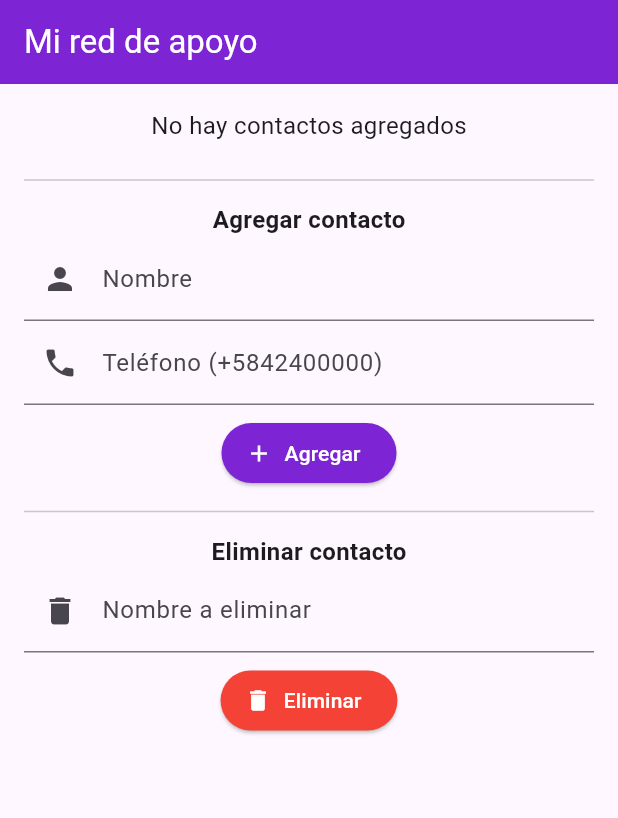
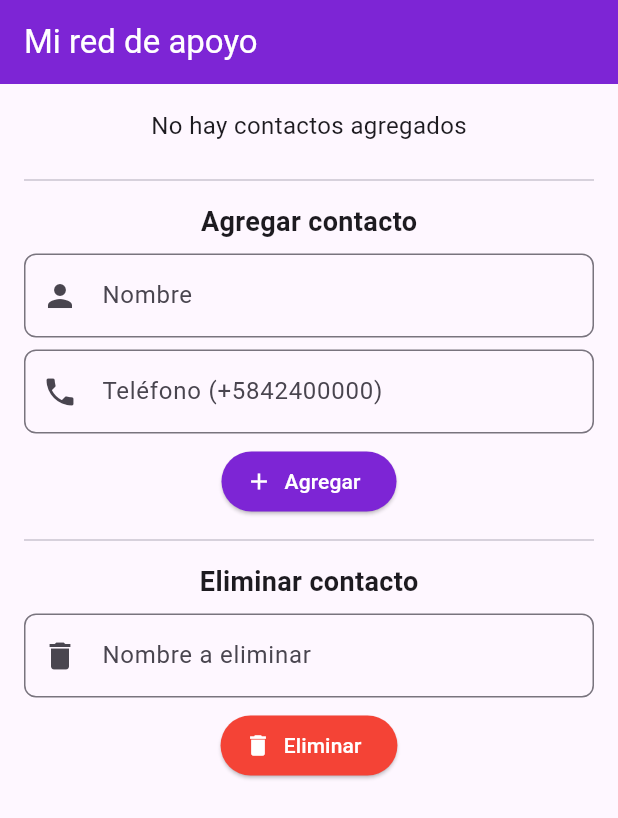
Before and after one commit to EndersonCh/contigo_aplicativo, a Flutter app: the GestionredScreen screen opened directly, on a phone screen of 412 x 824 dp. Shown: the top 818 px of the screen. Run offline on Flutter 3.47's test engine with Material 3 defaults, Android fonts, the phone set to English and light mode, and no system bars; our stand-ins replace carousel_slider, flutter_blue_plus, flutter_dotenv, flutter_secure_storage, geolocator, permission_handler and 1 more; missing offline and left inert: flutter_foreground_task; accounts and stored records are empty.

Commit message:
modificacion en gestion de red

```diff
--- a/lib/screens/gestionRed_screen.dart
+++ b/lib/screens/gestionRed_screen.dart
@@ -67,8 +67,10 @@ class _GestionredScreenState extends State<GestionredScreen> {
 
     final regexTelefono = RegExp(r'^\+\d{10,15}$');
     if (!regexTelefono.hasMatch(telefono)) {
-      setState(() => _mensajeError =
-          "Formato de telefono invalido. Ejemplo: +584246666666");
+      setState(
+        () => _mensajeError =
+            "Formato de telefono invalido. Ejemplo: +584246666666",
+      );
       return;
     }
 
@@ -132,8 +134,9 @@ class _GestionredScreenState extends State<GestionredScreen> {
     return Scaffold(
       resizeToAvoidBottomInset: true, // Ajusta pantalla cuando aparece teclado
       appBar: AppBar(
-        title: const Text("Mi red de apoyo",
-        style: TextStyle(color:Colors.white),
+        title: const Text(
+          "Mi red de apoyo",
+          style: TextStyle(color: Colors.white),
         ),
         backgroundColor: Color.fromARGB(255, 125, 37, 213),
       ),
@@ -159,7 +162,9 @@ class _GestionredScreenState extends State<GestionredScreen> {
                       return Card(
                         elevation: 2,
                         margin: const EdgeInsets.symmetric(
-                                vertical: 6, horizontal: 4),
+                          vertical: 6,
+                          horizontal: 4,
+                        ),
                         child: ListTile(
                           leading: const CircleAvatar(
                             backgroundColor: Color.fromARGB(255, 125, 37, 213),
@@ -167,8 +172,7 @@ class _GestionredScreenState extends State<GestionredScreen> {
                           ),
                           title: Text(
                             contacto['nombre'],
-                                style: const TextStyle(
-                                    fontWeight: FontWeight.bold),
+                            style: const TextStyle(fontWeight: FontWeight.bold),
                           ),
                           subtitle: Text(contacto['telefono']),
                         ),
@@ -184,20 +188,28 @@ class _GestionredScreenState extends State<GestionredScreen> {
             const Divider(height: 30),
             const Text(
               "Agregar contacto",
-              style: TextStyle(fontWeight: FontWeight.bold, fontSize: 16),
+              style: TextStyle(fontWeight: FontWeight.bold, fontSize: 18),
             ),
+            const SizedBox(height: 8),
             TextField(
               controller: nombreContactoControl,
               decoration: const InputDecoration(
                 labelText: 'Nombre',
                 prefixIcon: Icon(Icons.person),
+                border: OutlineInputBorder(
+                  borderRadius: BorderRadius.all(Radius.circular(8.0)),
                 ),
               ),
+            ),
+            const SizedBox(height: 8),
             TextField(
               controller: telefonoControl,
               decoration: const InputDecoration(
                 labelText: 'Teléfono (+5842400000)',
                 prefixIcon: Icon(Icons.phone),
+                border: OutlineInputBorder(
+                  borderRadius: BorderRadius.all(Radius.circular(8.0)),
+                ),
               ),
               keyboardType: TextInputType.phone,
             ),
@@ -215,13 +227,17 @@ class _GestionredScreenState extends State<GestionredScreen> {
             const Divider(height: 30),
             const Text(
               "Eliminar contacto",
-              style: TextStyle(fontWeight: FontWeight.bold, fontSize: 16),
+              style: TextStyle(fontWeight: FontWeight.bold, fontSize: 18),
             ),
+            const SizedBox(height: 8),
             TextField(
               controller: nombreEliminarControl,
               decoration: const InputDecoration(
                 labelText: 'Nombre a eliminar',
                 prefixIcon: Icon(Icons.delete),
+                border: OutlineInputBorder(
+                  borderRadius: BorderRadius.all(Radius.circular(8.0)),
+                ),
               ),
             ),
             const SizedBox(height: 8),
```
Lines whose indentation alone changed are shown as unchanged.
